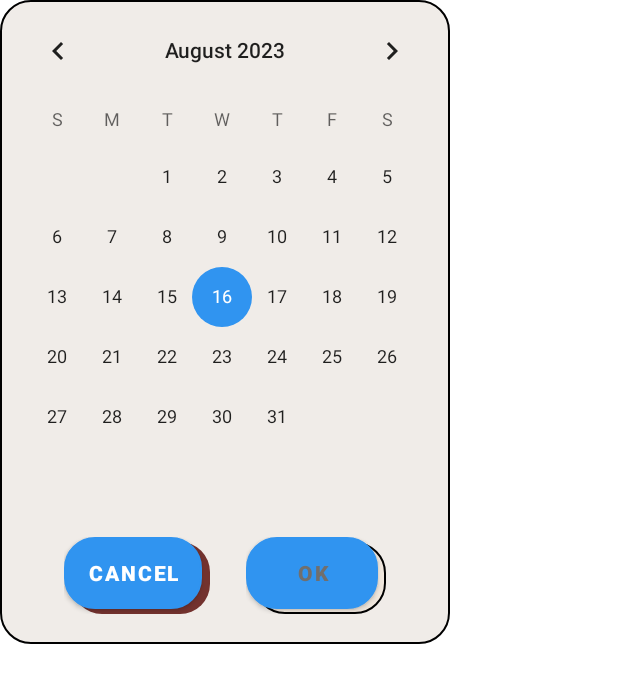
After one commit to kotenjan/and_app_task, an Android app built with Jetpack Compose: the layout starttime_popup.xml on its own in the app's theme, with its tools: preview values and no code run, on a phone screen of 412 x 824 dp. The commit adds this screen. Shown: the top 683 px of the screen. Run offline under Robolectric (Android 15) with nearby library versions, the phone set to English and light mode, and no system bars.

```diff
--- a/app/src/main/java/com/example/timemanager/TaskAdapter.kt
+++ b/app/src/main/java/com/example/timemanager/TaskAdapter.kt
@@ -51,7 +51,6 @@ class TaskAdapter(
 
     private fun start() {
         launch {
-
             taskViewModel.getTasks(displayDay)
 
             while (isActive) {
@@ -253,7 +252,7 @@ class TaskAdapter(
                 if (minutes > 0 || seconds > 0) {
                     String.format("%02d:%02d", minutes, seconds)
                 } else {
-                    "Finished!"
+                    "00:00"
                 }
             }
         }
--- a/app/src/main/java/com/example/timemanager/Variables.kt
+++ b/app/src/main/java/com/example/timemanager/Variables.kt
@@ -27,4 +27,5 @@ object Variables {
     const val BLACK_PERCENTAGE_BACK = 55
     const val COLOR_STEP = 164
     const val COLOR_START = 45
+    const val APP_HISTORY_SPAN = 7L
 }
--- a/app/src/main/res/layout/activity_create_task.xml
+++ b/app/src/main/res/layout/activity_create_task.xml
@@ -126,7 +126,7 @@
                     android:id="@+id/checkBoxRepeat"
                     android:layout_width="wrap_content"
                     android:layout_height="50dp"
-                    android:text="Repeat"
+                    android:text="Repeats"
                     android:textColor="#716f6d"
                     android:theme="@style/CheckBox."
                     android:textStyle="bold"/>
--- /dev/null
+++ b/app/src/main/res/layout/starttime_popup.xml
@@ -0,0 +1,89 @@
+<LinearLayout xmlns:android="http://schemas.android.com/apk/res/android"
+    android:layout_width="wrap_content"
+    android:layout_height="wrap_content"
+    android:gravity="center"
+    android:orientation="vertical"
+    android:background="@drawable/border">
+
+    <LinearLayout
+        android:layout_width="300dp"
+        android:layout_height="match_parent"
+        android:gravity="center"
+        android:orientation="vertical">
+
+        <CalendarView
+            android:id="@+id/calendarView"
+            android:layout_width="match_parent"
+            android:layout_height="match_parent"
+            android:forceDarkAllowed="true"
+            android:theme="@style/CardView."/>
+
+    </LinearLayout>
+
+    <LinearLayout
+        android:layout_width="wrap_content"
+        android:layout_height="wrap_content"
+        android:orientation="horizontal">
+
+        <FrameLayout
+            android:layout_width="wrap_content"
+            android:layout_height="wrap_content"
+            android:layout_marginHorizontal="12dp"
+            android:layout_marginVertical="20dp">
+
+            <LinearLayout
+                android:layout_width="match_parent"
+                android:layout_height="match_parent"
+                android:layout_gravity="bottom|end"
+                android:layout_marginStart="5dp"
+                android:layout_marginTop="3dp"
+                android:orientation="horizontal"
+                android:background="@drawable/cancel_button_shadow">
+            </LinearLayout>
+
+            <Button
+                android:id="@+id/cancelButton"
+                android:layout_width="match_parent"
+                android:layout_height="match_parent"
+                android:gravity="center"
+                android:layout_marginEnd="5dp"
+                android:layout_marginBottom="3dp"
+                android:background="@drawable/cancel_button"
+                android:textStyle="bold"
+                android:textColor="#FFFFFF"
+                android:text="Cancel"/>
+
+        </FrameLayout>
+
+        <FrameLayout
+            android:layout_width="wrap_content"
+            android:layout_height="wrap_content"
+            android:layout_marginHorizontal="12dp"
+            android:layout_marginVertical="20dp">
+
+            <LinearLayout
+                android:layout_width="match_parent"
+                android:layout_height="match_parent"
+                android:layout_gravity="bottom|end"
+                android:layout_marginStart="5dp"
+                android:layout_marginTop="3dp"
+                android:orientation="horizontal"
+                android:background="@drawable/day">
+            </LinearLayout>
+
+            <Button
+                android:id="@+id/okButton"
+                android:layout_width="match_parent"
+                android:layout_height="match_parent"
+                android:gravity="center"
+                android:layout_marginEnd="5dp"
+                android:layout_marginBottom="3dp"
+                android:background="@drawable/day"
+                android:textStyle="bold"
+                android:textColor="#716f6d"
+                android:text="Ok"/>
+
+        </FrameLayout>
+    </LinearLayout>
+
+</LinearLayout>
```
Also changed, not shown: app/src/main/java/com/example/timemanager/CreateTaskActivity.kt (+18 -8 lines), app/src/main/java/com/example/timemanager/NotificationService.kt (+2 -15 lines), app/src/main/java/com/example/timemanager/Task.kt (+23 -4 lines), app/src/main/java/com/example/timemanager/TaskSoundSystem.kt (added, +24 -0 lines), app/src/main/java/com/example/timemanager/TaskViewModel.kt (+34 -13 lines), app/src/main/res/layout/datetime_popup.xml (+20 -8 lines).
